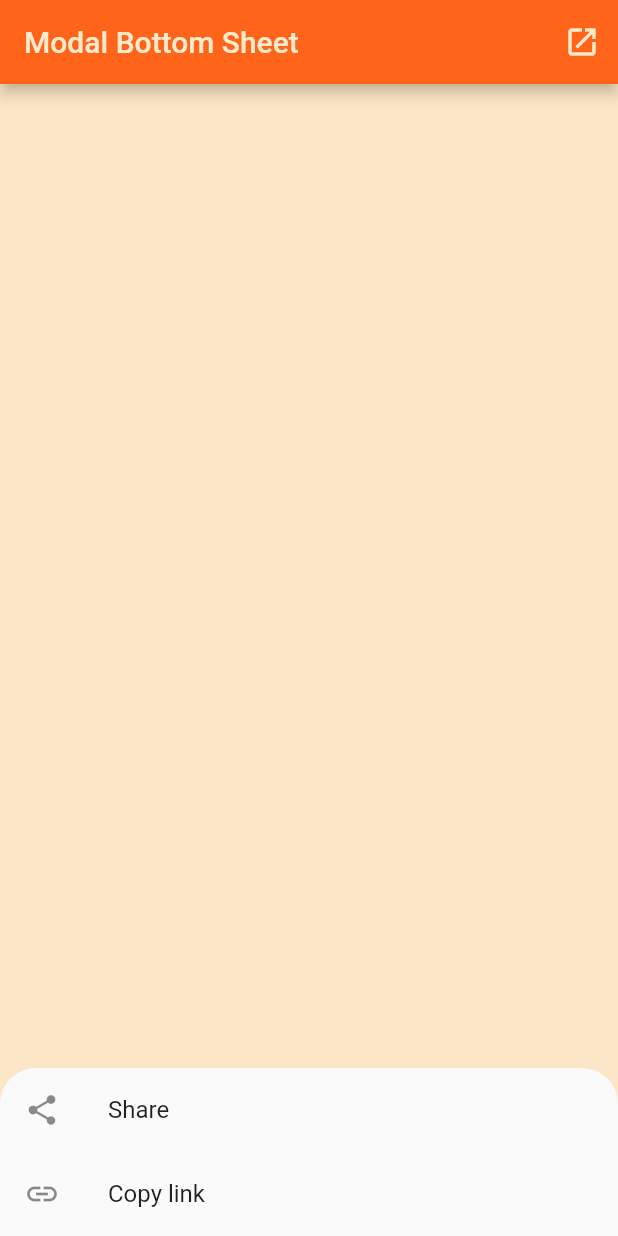
After one commit to dev-phatnv/flutter-components, a Flutter app: the screen it shows after launch, after a tap on the "open in new" icon, on a phone screen of 412 x 824 dp. The commit adds this screen. Run offline on Flutter 3.47's test engine with Material 2 defaults, Android fonts, the phone set to English and light mode, and no system bars.

Commit message:
add modal bottom sheet

```diff
--- /dev/null
+++ b/lib/components/modalBottomSheet.dart
@@ -0,0 +1,51 @@
+import 'package:flutter/material.dart';
+
+class ModalBottomSheet extends StatefulWidget {
+  @override
+  _ModalBottomSheetState createState() => _ModalBottomSheetState();
+}
+
+class _ModalBottomSheetState extends State<ModalBottomSheet> {
+  @override
+  Widget build(BuildContext context) {
+    return Scaffold(
+      appBar: AppBar(
+        title: Text('Modal Bottom Sheet'),
+        actions: [
+          IconButton(icon: Icon(Icons.open_in_new), onPressed: showBottomSheet)
+        ],
+      ),
+      body: Container(),
+    );
+  }
+
+  void showBottomSheet() => showModalBottomSheet(
+    enableDrag: false,
+    isDismissible: false,
+    shape: RoundedRectangleBorder(
+      borderRadius: BorderRadius.only(
+        topLeft: Radius.circular(24),
+        topRight: Radius.circular(24),
+      ),
+    ),
+    barrierColor: Colors.orange.withOpacity(0.2),
+    context: context,
+    builder: (context) => Column(
+      mainAxisSize: MainAxisSize.min,
+      children: [
+        ListTile(
+          leading: Icon(Icons.share),
+          title: Text('Share'),
+          onTap: () {
+            Navigator.of(context).pop(context);
+          },
+        ),
+        ListTile(
+          leading: Icon(Icons.link),
+          title: Text('Copy link'),
+          onTap: () {},
+        ),
+      ],
+    ),
+  );
+}
--- a/lib/main.dart
+++ b/lib/main.dart
@@ -1,5 +1,6 @@
 import 'package:flutter/material.dart';
 import 'package:flutterComponents/components/checkbox.dart';
+import 'package:flutterComponents/components/modalBottomSheet.dart';
 
 void main() {
   runApp(MyApp());
@@ -10,6 +11,6 @@ class MyApp extends StatelessWidget {
   Widget build(BuildContext context) => MaterialApp(
         debugShowCheckedModeBanner: false,
         theme: ThemeData(primaryColor: Colors.deepOrange),
-        home: CheckboxWidget(),
+        home: ModalBottomSheet(),
       );
 }
```
